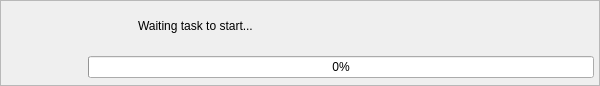
Above: libs/libgui/ui/widgets/taskprogresswidget.ui from pgmodeler/pgmodeler before the change. Below: the same form after it.
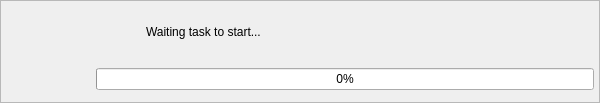
That is the form after the change. Icons and pictures are not drawn.

Diff of the .ui file:
```diff
--- a/libs/libgui/ui/widgets/taskprogresswidget.ui
+++ b/libs/libgui/ui/widgets/taskprogresswidget.ui
@@ -10,7 +10,7 @@
     <x>0</x>
     <y>0</y>
     <width>600</width>
-    <height>86</height>
+    <height>103</height>
    </rect>
   </property>
   <property name="sizePolicy">
@@ -97,8 +97,8 @@
         </property>
         <property name="maximumSize">
          <size>
-          <width>72</width>
-          <height>72</height>
+          <width>80</width>
+          <height>80</height>
          </size>
         </property>
         <property name="text">
@@ -173,8 +173,8 @@
           </property>
           <property name="maximumSize">
            <size>
-            <width>35</width>
-            <height>32</height>
+            <width>40</width>
+            <height>40</height>
            </size>
           </property>
           <property name="text">
```
Left out of the diff: 4 changed lines with no effect on the pictures.
